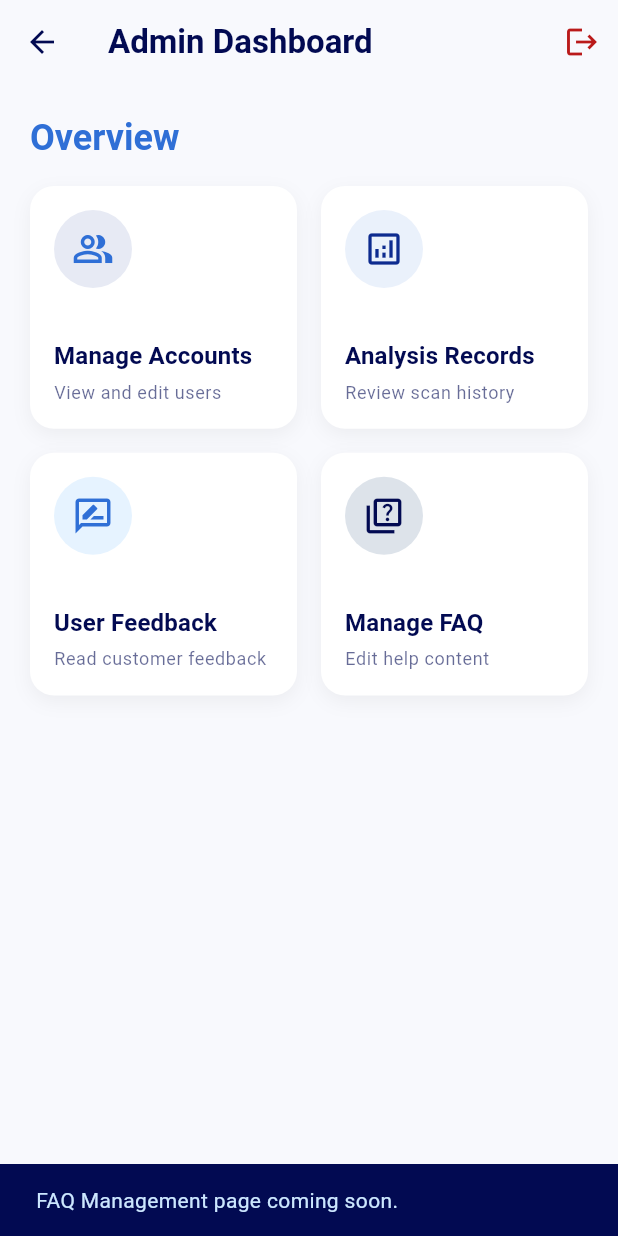
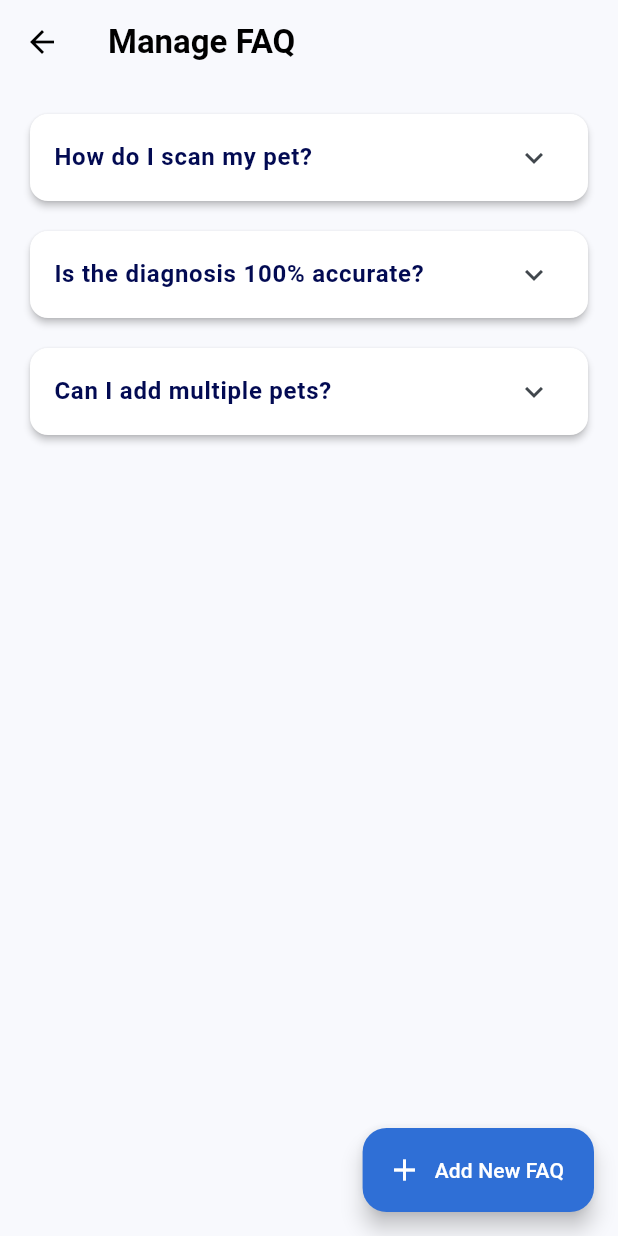
Before and after one commit to stfd9/FYP_Project, a Flutter app: the _DashboardContent screen opened directly, after a tap on "Manage FAQ", on a phone screen of 412 x 824 dp. Run offline on Flutter 3.47's test engine with Material 3 defaults, Android fonts, the light colour scheme and no system bars; our stand-ins replace camera, image_picker.

Commit message:
admin update

```diff
--- /dev/null
+++ b/lib/View/manage_faq_view.dart
@@ -0,0 +1,220 @@
+import 'package:flutter/material.dart';
+import 'package:provider/provider.dart';
+import '../ViewModel/manage_faq_view_model.dart';
+
+class ManageFAQView extends StatelessWidget {
+  const ManageFAQView({super.key});
+
+  @override
+  Widget build(BuildContext context) {
+    return ChangeNotifierProvider(
+      create: (_) => ManageFAQViewModel(),
+      child: const _ManageFAQBody(),
+    );
+  }
+}
+
+class _ManageFAQBody extends StatelessWidget {
+  const _ManageFAQBody();
+
+  @override
+  Widget build(BuildContext context) {
+    final viewModel = context.watch<ManageFAQViewModel>();
+    final theme = Theme.of(context);
+
+    return Scaffold(
+      backgroundColor: theme.scaffoldBackgroundColor,
+      appBar: AppBar(
+        title: const Text(
+          'Manage FAQ',
+          style: TextStyle(fontWeight: FontWeight.bold),
+        ),
+        backgroundColor: Colors.transparent,
+        elevation: 0,
+        foregroundColor: Colors.black,
+      ),
+      floatingActionButton: FloatingActionButton.extended(
+        onPressed: () => _showFAQDialog(context, viewModel, null),
+        label: const Text('Add New FAQ'),
+        icon: const Icon(Icons.add),
+        backgroundColor: theme.colorScheme.primary,
+        foregroundColor: Colors.white,
+      ),
+      body: viewModel.faqs.isEmpty
+          ? Center(
+              child: Text(
+                'No FAQs added yet.',
+                style: theme.textTheme.bodyLarge,
+              ),
+            )
+          : ListView.separated(
+              padding: const EdgeInsets.all(16),
+              itemCount: viewModel.faqs.length,
+              separatorBuilder: (_, __) => const SizedBox(height: 12),
+              itemBuilder: (context, index) {
+                final faq = viewModel.faqs[index];
+                return Card(
+                  elevation: 2,
+                  shape: RoundedRectangleBorder(
+                    borderRadius: BorderRadius.circular(12),
+                  ),
+                  child: ExpansionTile(
+                    title: Text(
+                      faq.question,
+                      style: const TextStyle(fontWeight: FontWeight.w600),
+                    ),
+                    children: [
+                      Padding(
+                        padding: const EdgeInsets.fromLTRB(16, 0, 16, 16),
+                        child: Column(
+                          crossAxisAlignment: CrossAxisAlignment.stretch,
+                          children: [
+                            Text(
+                              faq.answer,
+                              style: TextStyle(
+                                color: Colors.grey.shade700,
+                                height: 1.4,
+                              ),
+                            ),
+                            const SizedBox(height: 16),
+                            const Divider(),
+                            Row(
+                              mainAxisAlignment: MainAxisAlignment.end,
+                              children: [
+                                TextButton.icon(
+                                  icon: const Icon(Icons.edit, size: 18),
+                                  label: const Text('Edit'),
+                                  onPressed: () =>
+                                      _showFAQDialog(context, viewModel, faq),
+                                ),
+                                const SizedBox(width: 8),
+                                TextButton.icon(
+                                  icon: const Icon(
+                                    Icons.delete_outline,
+                                    size: 18,
+                                    color: Colors.red,
+                                  ),
+                                  label: const Text(
+                                    'Delete',
+                                    style: TextStyle(color: Colors.red),
+                                  ),
+                                  onPressed: () => _confirmDelete(
+                                    context,
+                                    viewModel,
+                                    faq.id,
+                                  ),
+                                ),
+                              ],
+                            ),
+                          ],
+                        ),
+                      ),
+                    ],
+                  ),
+                );
+              },
+            ),
+    );
+  }
+
+  // --- Helper: Show Dialog for Create/Edit ---
+  void _showFAQDialog(
+    BuildContext context,
+    ManageFAQViewModel viewModel,
+    FAQItem? faq,
+  ) {
+    final isEditing = faq != null;
+    final questionController = TextEditingController(
+      text: isEditing ? faq.question : '',
+    );
+    final answerController = TextEditingController(
+      text: isEditing ? faq.answer : '',
+    );
+
+    showDialog(
+      context: context,
+      builder: (ctx) => AlertDialog(
+        title: Text(isEditing ? 'Edit FAQ' : 'New FAQ'),
+        content: SingleChildScrollView(
+          child: Column(
+            mainAxisSize: MainAxisSize.min,
+            children: [
+              TextField(
+                controller: questionController,
+                decoration: const InputDecoration(
+                  labelText: 'Question',
+                  hintText: 'e.g., How to reset password?',
+                ),
+                maxLines: 2,
+              ),
+              const SizedBox(height: 16),
+              TextField(
+                controller: answerController,
+                decoration: const InputDecoration(
+                  labelText: 'Answer',
+                  hintText: 'Enter the detailed answer here...',
+                ),
+                maxLines: 4,
+              ),
+            ],
+          ),
+        ),
+        actions: [
+          TextButton(
+            onPressed: () => Navigator.pop(ctx),
+            child: const Text('Cancel'),
+          ),
+          ElevatedButton(
+            onPressed: () {
+              if (questionController.text.isNotEmpty &&
+                  answerController.text.isNotEmpty) {
+                if (isEditing) {
+                  viewModel.editFAQ(
+                    faq.id,
+                    questionController.text,
+                    answerController.text,
+                  );
+                } else {
+                  viewModel.addFAQ(
+                    questionController.text,
+                    answerController.text,
+                  );
+                }
+                Navigator.pop(ctx);
+              }
+            },
+            child: Text(isEditing ? 'Save Changes' : 'Add FAQ'),
+          ),
+        ],
+      ),
+    );
+  }
+
+  // --- Helper: Confirm Delete ---
+  void _confirmDelete(
+    BuildContext context,
+    ManageFAQViewModel viewModel,
+    String id,
+  ) {
+    showDialog(
+      context: context,
+      builder: (ctx) => AlertDialog(
+        title: const Text('Delete FAQ'),
+        content: const Text('Are you sure you want to remove this FAQ?'),
+        actions: [
+          TextButton(
+            onPressed: () => Navigator.pop(ctx),
+            child: const Text('Cancel'),
+          ),
+          TextButton(
+            onPressed: () {
+              Navigator.pop(ctx);
+              viewModel.deleteFAQ(context, id);
+            },
+            child: const Text('Delete', style: TextStyle(color: Colors.red)),
+          ),
+        ],
+      ),
+    );
+  }
+}
--- a/lib/ViewModel/admin_dashboard_view_model.dart
+++ b/lib/ViewModel/admin_dashboard_view_model.dart
@@ -33,10 +33,7 @@ class AdminDashboardViewModel extends BaseViewModel {
   }
 
   void navigateToManageFAQ(BuildContext context) {
-    // Navigate to FAQ Editor
-    ScaffoldMessenger.of(context).showSnackBar(
-      const SnackBar(content: Text('FAQ Management page coming soon.')),
-    );
+    Navigator.pushNamed(context, '/manage_faq');
   }
 
   void onLogoutPressed(BuildContext context) {
--- /dev/null
+++ b/lib/ViewModel/manage_faq_view_model.dart
@@ -0,0 +1,64 @@
+import 'package:flutter/material.dart';
+import 'base_view_model.dart';
+
+class ManageFAQViewModel extends BaseViewModel {
+  // Dummy Initial Data
+  final List<FAQItem> _faqs = [
+    FAQItem(
+      id: '1',
+      question: 'How do I scan my pet?',
+      answer:
+          'Go to the Scan tab, choose "Skin" or "Breed", and take a clear photo.',
+    ),
+    FAQItem(
+      id: '2',
+      question: 'Is the diagnosis 100% accurate?',
+      answer:
+          'No, this is an AI aid. Please consult a vet for a medical diagnosis.',
+    ),
+    FAQItem(
+      id: '3',
+      question: 'Can I add multiple pets?',
+      answer: 'Yes! Go to the "Pets" tab and click the + button.',
+    ),
+  ];
+
+  List<FAQItem> get faqs => List.unmodifiable(_faqs);
+
+  // --- CRUD OPERATIONS ---
+
+  void addFAQ(String question, String answer) {
+    final newFAQ = FAQItem(
+      id: DateTime.now().millisecondsSinceEpoch
+          .toString(), // Simple ID generation
+      question: question,
+      answer: answer,
+    );
+    _faqs.add(newFAQ);
+    notifyListeners();
+  }
+
+  void editFAQ(String id, String newQuestion, String newAnswer) {
+    final index = _faqs.indexWhere((f) => f.id == id);
+    if (index != -1) {
+      _faqs[index] = FAQItem(id: id, question: newQuestion, answer: newAnswer);
+      notifyListeners();
+    }
+  }
+
+  void deleteFAQ(BuildContext context, String id) {
+    _faqs.removeWhere((f) => f.id == id);
+    notifyListeners();
+    ScaffoldMessenger.of(
+      context,
+    ).showSnackBar(const SnackBar(content: Text('FAQ deleted successfully')));
+  }
+}
+
+class FAQItem {
+  final String id;
+  final String question;
+  final String answer;
+
+  FAQItem({required this.id, required this.question, required this.answer});
+}
--- a/lib/main.dart
+++ b/lib/main.dart
@@ -12,6 +12,7 @@ import 'View/admin_feedback_list_view.dart';
 import 'View/admin_feedback_detail_view.dart';
 import 'View/analysis_record_list_view.dart';
 import 'View/analysis_record_detail_view.dart';
+import 'View/manage_faq_view.dart';
 
 void main() {
   runApp(const MyApp());
@@ -39,7 +40,9 @@ class MyApp extends StatelessWidget {
         '/admin_feedback_list': (context) => const AdminFeedbackListView(),
         '/admin_feedback_detail': (context) => const AdminFeedbackDetailView(),
         '/analysis_records': (context) => const AnalysisRecordListView(),
-        '/analysis_record_detail': (context) => const AnalysisRecordDetailView(),
+        '/analysis_record_detail': (context) =>
+            const AnalysisRecordDetailView(),
+        '/manage_faq': (context) => const ManageFAQView(),
       },
     );
   }
```
